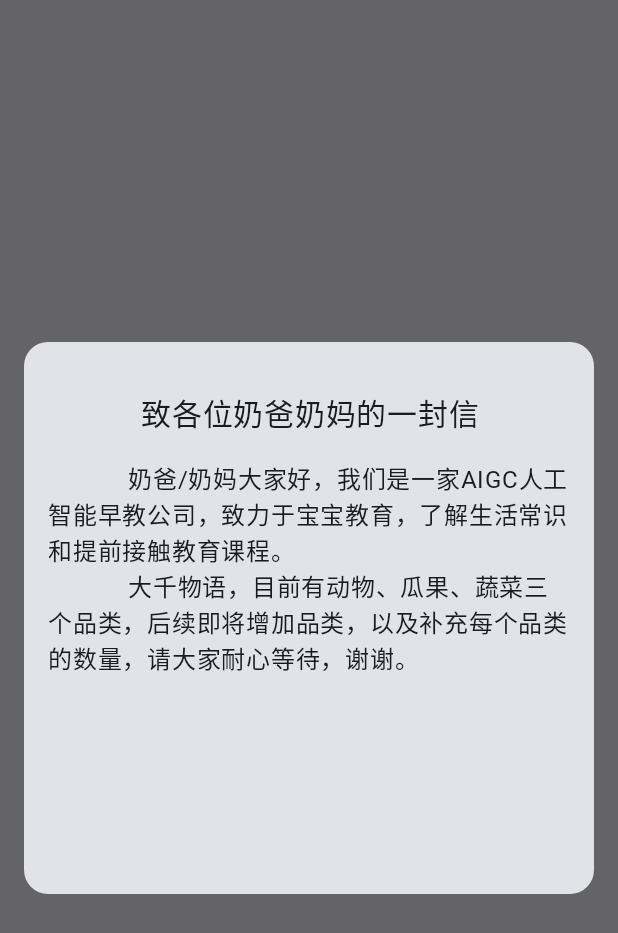
After one commit to FreeLeo/StudyImage, an Android app built with Jetpack Compose: the composable TodoDialog shown on its own in the app's theme, on a phone screen of 412 x 824 dp. The commit adds this screen. Shown: the top 933 px of the screen. Run offline under Robolectric (Android 15) with nearby library versions, the phone set to English and light mode, and no system bars; Roboto replaces fonts that are not available here.

Commit message:
增加tododialog

```diff
--- /dev/null
+++ b/app/src/main/java/com/lingsi/studyimage/ui/components/TodoDialog.kt
@@ -0,0 +1,64 @@
+package com.lingsi.studyimage.ui.components
+
+import androidx.compose.foundation.layout.Arrangement
+import androidx.compose.foundation.layout.Column
+import androidx.compose.foundation.layout.fillMaxSize
+import androidx.compose.foundation.layout.fillMaxWidth
+import androidx.compose.foundation.layout.height
+import androidx.compose.foundation.layout.padding
+import androidx.compose.foundation.layout.wrapContentSize
+import androidx.compose.foundation.rememberScrollState
+import androidx.compose.foundation.shape.RoundedCornerShape
+import androidx.compose.foundation.verticalScroll
+import androidx.compose.material3.Card
+import androidx.compose.material3.Text
+import androidx.compose.runtime.Composable
+import androidx.compose.ui.Alignment
+import androidx.compose.ui.Modifier
+import androidx.compose.ui.text.style.TextAlign
+import androidx.compose.ui.tooling.preview.Preview
+import androidx.compose.ui.unit.dp
+import androidx.compose.ui.unit.sp
+import androidx.compose.ui.window.Dialog
+
+@Composable
+fun TodoDialog(onDismissRequest: () -> Unit) {
+    Dialog(onDismissRequest = { onDismissRequest() }) {
+        Card(
+            modifier = Modifier
+                .fillMaxWidth()
+                .height(400.dp)
+                .padding(16.dp),
+            shape = RoundedCornerShape(16.dp),
+        ) {
+            Column(
+                modifier = Modifier
+                    .fillMaxSize()
+                    .verticalScroll(rememberScrollState())
+                    .padding(16.dp),
+                verticalArrangement = Arrangement.Top, // 将元素置顶
+                horizontalAlignment = Alignment.CenterHorizontally, // 水平居中
+            ) {
+                Text(
+                    modifier = Modifier.padding(top = 16.dp),
+                    text = "致各位奶爸奶妈的一封信",
+                    textAlign = TextAlign.Center,
+                    fontSize = 20.sp,
+                    fontFamily = specialFontFamily,
+                )
+                Text(
+                    modifier = Modifier.padding(top = 16.dp),
+                    text = "\t\t\t\t奶爸/奶妈大家好，我们是一家AIGC人工智能早教公司，致力于宝宝教育，了解生活常识和提前接触教育课程。 \n\t\t\t\t大千物语，目前有动物、瓜果、蔬菜三个品类，后续即将增加品类，以及补充每个品类的数量，请大家耐心等待，谢谢。",
+                    textAlign = TextAlign.Start,
+                    fontFamily = specialFontFamily,
+                )
+            }
+        }
+    }
+}
+
+@Composable
+@Preview
+fun previewTodoDialog() {
+    TodoDialog {}
+}
```
Also changed, not shown: app/src/main/java/com/lingsi/studyimage/ui/components/HomeScreen.kt (+22 -6 lines).
